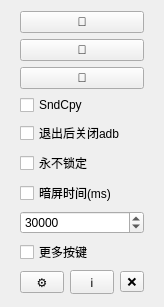
CommandPrompt-Wang/Scrcpy-Sidebar, file toolboxmain.ui: the form before one commit.
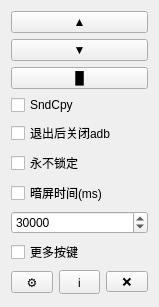
The form after the commit.

The edit to the form file:
```diff
--- a/toolboxmain.ui
+++ b/toolboxmain.ui
@@ -6,7 +6,7 @@
    <rect>
     <x>0</x>
     <y>0</y>
-    <width>154</width>
+    <width>159</width>
     <height>307</height>
    </rect>
   </property>
@@ -14,17 +14,8 @@
    <string/>
   </property>
   <layout class="QGridLayout" name="gridLayout">
-   <property name="leftMargin">
-    <number>20</number>
-   </property>
-   <property name="rightMargin">
-    <number>20</number>
-   </property>
-   <property name="verticalSpacing">
-    <number>6</number>
-   </property>
-   <item row="2" column="0" colspan="4">
-    <widget class="QPushButton" name="btPower">
+   <item row="7" column="0" colspan="2">
+    <widget class="QCheckBox" name="ckNvgateBtOn">
      <property name="sizePolicy">
       <sizepolicy hsizetype="MinimumExpanding" vsizetype="Fixed">
        <horstretch>0</horstretch>
@@ -32,11 +23,11 @@
       </sizepolicy>
      </property>
      <property name="text">
-      <string>📴</string>
+      <string>更多按键</string>
      </property>
     </widget>
    </item>
-   <item row="9" column="0">
+   <item row="8" column="0">
     <widget class="QToolButton" name="btSettings">
      <property name="sizePolicy">
       <sizepolicy hsizetype="MinimumExpanding" vsizetype="Fixed">
@@ -52,8 +43,8 @@
      </property>
     </widget>
    </item>
-   <item row="3" column="0" colspan="4">
-    <widget class="QCheckBox" name="ckUseSndcpy">
+   <item row="8" column="1">
+    <widget class="QToolButton" name="btAbout">
      <property name="sizePolicy">
       <sizepolicy hsizetype="MinimumExpanding" vsizetype="Fixed">
        <horstretch>0</horstretch>
@@ -61,12 +52,12 @@
       </sizepolicy>
      </property>
      <property name="text">
-      <string>SndCpy</string>
+      <string>ℹ️</string>
      </property>
     </widget>
    </item>
-   <item row="7" column="0" colspan="4">
-    <widget class="QCheckBox" name="ckNvgateBtOn">
+   <item row="8" column="2">
+    <widget class="QToolButton" name="btClose">
      <property name="sizePolicy">
       <sizepolicy hsizetype="MinimumExpanding" vsizetype="Fixed">
        <horstretch>0</horstretch>
@@ -74,57 +65,11 @@
       </sizepolicy>
      </property>
      <property name="text">
-      <string>更多按键</string>
+      <string>❌</string>
      </property>
     </widget>
    </item>
-   <item row="0" column="0" colspan="4">
-    <widget class="QPushButton" name="btVolUp">
-     <property name="sizePolicy">
-      <sizepolicy hsizetype="MinimumExpanding" vsizetype="Fixed">
-       <horstretch>0</horstretch>
-       <verstretch>0</verstretch>
-      </sizepolicy>
-     </property>
-     <property name="text">
-      <string>🔺</string>
-     </property>
-    </widget>
-   </item>
-   <item row="4" column="0" colspan="4">
-    <widget class="QCheckBox" name="btKillADBonExit">
-     <property name="sizePolicy">
-      <sizepolicy hsizetype="MinimumExpanding" vsizetype="Fixed">
-       <horstretch>0</horstretch>
-       <verstretch>0</verstretch>
-      </sizepolicy>
-     </property>
-     <property name="text">
-      <string>退出后关闭adb</string>
-     </property>
-    </widget>
-   </item>
-   <item row="1" column="0" colspan="4">
-    <widget class="QPushButton" name="btVolDown">
-     <property name="sizePolicy">
-      <sizepolicy hsizetype="MinimumExpanding" vsizetype="Fixed">
-       <horstretch>0</horstretch>
-       <verstretch>0</verstretch>
-      </sizepolicy>
-     </property>
-     <property name="text">
-      <string>🔻</string>
-     </property>
-    </widget>
-   </item>
-   <item row="5" column="0" colspan="4">
-    <widget class="QCheckBox" name="ckNeverLock">
-     <property name="text">
-      <string>永不锁定</string>
-     </property>
-    </widget>
-   </item>
-   <item row="6" column="0" colspan="4">
+   <item row="6" column="0" colspan="3">
     <layout class="QVBoxLayout" name="verticalLayout">
      <item>
       <widget class="QCheckBox" name="ckScreenOffTimeout">
@@ -151,8 +96,15 @@
      </item>
     </layout>
    </item>
-   <item row="9" column="1">
-    <widget class="QToolButton" name="btAbout">
+   <item row="5" column="0" colspan="3">
+    <widget class="QCheckBox" name="ckNeverLock">
+     <property name="text">
+      <string>永不锁定</string>
+     </property>
+    </widget>
+   </item>
+   <item row="4" column="0" colspan="3">
+    <widget class="QCheckBox" name="btKillADBonExit">
      <property name="sizePolicy">
       <sizepolicy hsizetype="MinimumExpanding" vsizetype="Fixed">
        <horstretch>0</horstretch>
@@ -160,12 +112,12 @@
       </sizepolicy>
      </property>
      <property name="text">
-      <string>ℹ️</string>
+      <string>退出后关闭adb</string>
      </property>
     </widget>
    </item>
-   <item row="9" column="2" colspan="2">
-    <widget class="QToolButton" name="btClose">
+   <item row="3" column="0" colspan="3">
+    <widget class="QCheckBox" name="ckUseSndcpy">
      <property name="sizePolicy">
       <sizepolicy hsizetype="MinimumExpanding" vsizetype="Fixed">
        <horstretch>0</horstretch>
@@ -173,7 +125,61 @@
       </sizepolicy>
      </property>
      <property name="text">
-      <string>❌</string>
+      <string>SndCpy</string>
+     </property>
+    </widget>
+   </item>
+   <item row="2" column="0" colspan="3">
+    <widget class="QPushButton" name="btPower">
+     <property name="sizePolicy">
+      <sizepolicy hsizetype="MinimumExpanding" vsizetype="Fixed">
+       <horstretch>0</horstretch>
+       <verstretch>0</verstretch>
+      </sizepolicy>
+     </property>
+     <property name="font">
+      <font>
+       <family>Arial</family>
+      </font>
+     </property>
+     <property name="text">
+      <string>█</string>
+     </property>
+    </widget>
+   </item>
+   <item row="1" column="0" colspan="3">
+    <widget class="QPushButton" name="btVolDown">
+     <property name="sizePolicy">
+      <sizepolicy hsizetype="MinimumExpanding" vsizetype="Fixed">
+       <horstretch>0</horstretch>
+       <verstretch>0</verstretch>
+      </sizepolicy>
+     </property>
+     <property name="font">
+      <font>
+       <family>Arial</family>
+      </font>
+     </property>
+     <property name="text">
+      <string>▼</string>
+     </property>
+    </widget>
+   </item>
+   <item row="0" column="0" colspan="3">
+    <widget class="QPushButton" name="btVolUp">
+     <property name="sizePolicy">
+      <sizepolicy hsizetype="MinimumExpanding" vsizetype="Fixed">
+       <horstretch>0</horstretch>
+       <verstretch>0</verstretch>
+      </sizepolicy>
+     </property>
+     <property name="font">
+      <font>
+       <family>Arial</family>
+      </font>
+     </property>
+     <property name="text">
+      <string>▲</string>
      </property>
     </widget>
    </item>
```
